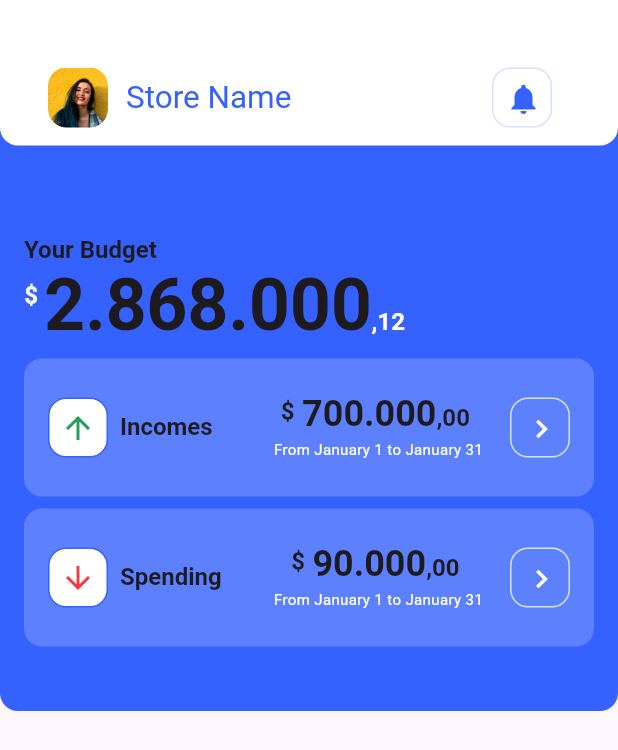
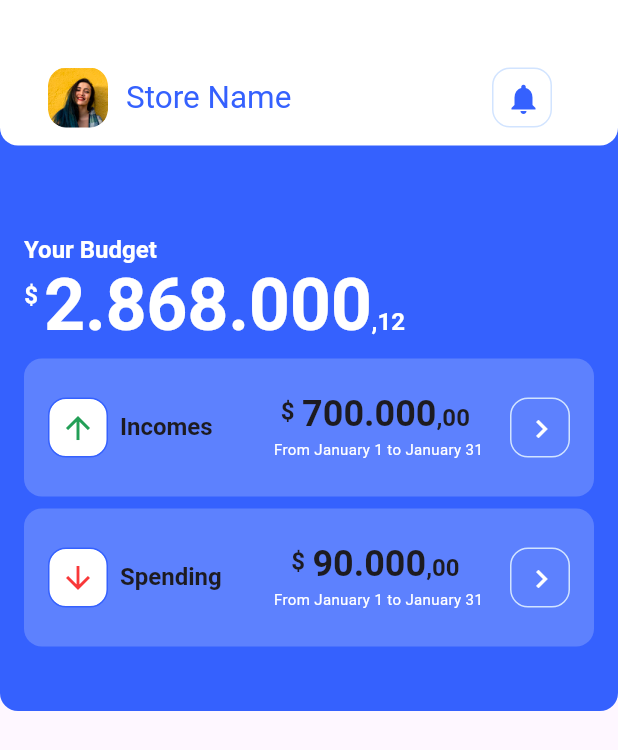
Before and after one commit to cristianDevia/weinflu_app, a Flutter app: the screen it shows after launch, on a phone screen of 412 x 824 dp. Shown: the top 750 px of the screen. Run offline on Flutter 3.47's test engine with Material 3 defaults, Android fonts, the phone set to English and light mode, and no system bars.

Commit message:
change money display color

```diff
--- a/lib/pages/home_page.dart
+++ b/lib/pages/home_page.dart
@@ -56,13 +56,19 @@ class TopHomePageBody extends StatelessWidget {
             margin: const EdgeInsets.only(top: 56),
             child: Text(
               'Your Budget',
-              style: Theme.of(context).textTheme.displaySmall,
+              style: Theme.of(context)
+                  .textTheme
+                  .displaySmall!
+                  .copyWith(color: WeinfluColors.brandLightColor),
             ),
           ),
           CustomMoneyDisplay(
             amount: 2868000.12,
             padding: const EdgeInsets.only(top: 8, right: 4),
-            amountStyle: Theme.of(context).textTheme.displayLarge!,
+            amountStyle: Theme.of(context)
+                .textTheme
+                .displayLarge!
+                .copyWith(color: WeinfluColors.brandLightColor),
             amountStyleSmall: const TextStyle(
                 fontSize: 16,
                 fontWeight: FontWeight.bold,
```
